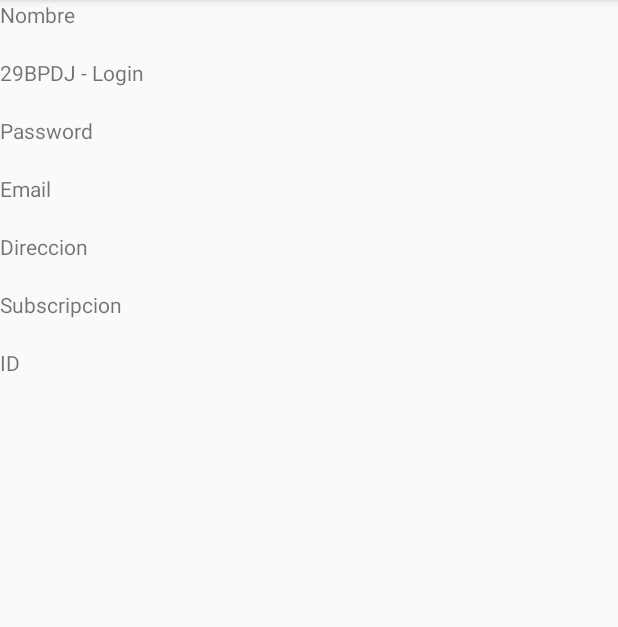
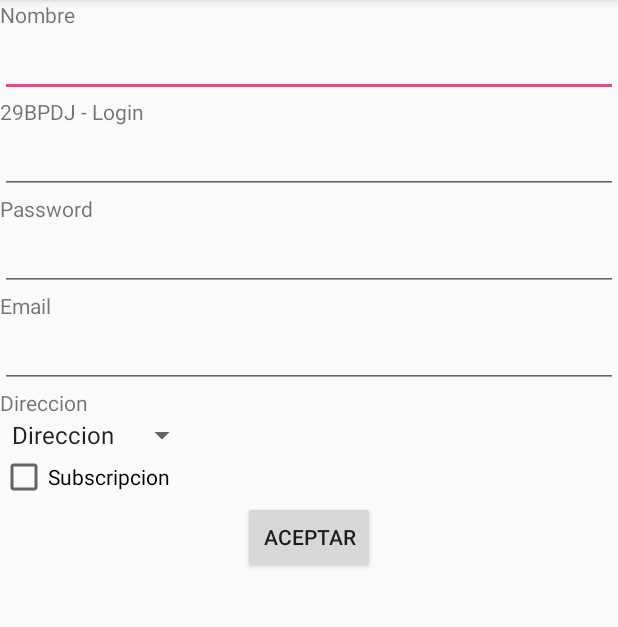
Before and after one commit to Daleier/Proyecto1EvaMobiles, an Android app: the EdicionPerfil screen opened directly, with no data from a screen before it, on a phone screen of 412 x 824 dp, the part 84-711 px from its top. Run offline under Robolectric (Android 15) with nearby library versions, the phone set to English and light mode, and no system bars; 7 statements that could not run were skipped.

Commit message:
Añadidos campos editar perfil

```diff
--- a/app/src/main/java/com/example/dam203/proyecto1eva/aplicacion/BusquedaComponentes.java
+++ b/app/src/main/java/com/example/dam203/proyecto1eva/aplicacion/BusquedaComponentes.java
@@ -38,7 +38,7 @@ public class BusquedaComponentes extends AppCompatActivity {
                 finish();
                 return true;
             case R.id.editar_perfil:
-                intent = new Intent(this, MainActivity.class);
+                intent = new Intent(this, EdicionPerfil.class);
                 intent.putExtra(MainActivity.KEY_USUARIO, usr);
                 startActivity(intent);
                 finish();
--- a/app/src/main/java/com/example/dam203/proyecto1eva/aplicacion/EdicionPerfil.java
+++ b/app/src/main/java/com/example/dam203/proyecto1eva/aplicacion/EdicionPerfil.java
@@ -2,6 +2,11 @@ package com.example.dam203.proyecto1eva.aplicacion;
 
 import android.os.Bundle;
 import android.support.v7.app.AppCompatActivity;
+import android.view.View;
+import android.widget.Button;
+import android.widget.CheckBox;
+import android.widget.EditText;
+import android.widget.Spinner;
 
 import com.example.dam203.proyecto1eva.R;
 
@@ -11,11 +16,55 @@ import com.example.dam203.proyecto1eva.R;
 
 public class EdicionPerfil extends AppCompatActivity {
     Usuario usr;
+    EditText nombre;
+    EditText login;
+    EditText password;
+    EditText email;
+    Spinner direccion;
+    CheckBox subscripcion;
 
     @Override
     protected void onCreate(Bundle savedInstanceState) {
         super.onCreate(savedInstanceState);
         setContentView(R.layout.edicion_perfil);
         usr = (Usuario) getIntent().getExtras().getSerializable(MainActivity.KEY_USUARIO);
+        inicializarVariables();
+        cambiarValores();
+        gestionEventos();
+    }
+
+    void gestionEventos() {
+        Button aceptar = findViewById(R.id.aceptar);
+        aceptar.setOnClickListener(new View.OnClickListener() {
+            @Override
+            public void onClick(View view) {
+                // TODO comprobar campos
+                // TODO ejecutar consulta
+            }
+        });
+    }
+
+    private void cambiarValores() {
+        nombre.setText(usr.getNombre());
+        login.setText(usr.getLogin());
+        password.setText(usr.getPassword());
+        email.setText(usr.getEmail());
+        for (int i = 0;i < direccion.getAdapter().getCount() ;i ++){ //itera en el numero de posiciones que tiene el spinner
+            if(usr.getDireccion().equals(direccion.getItemAtPosition(i).toString())){ //comprueba que el valor del usuario sea igual al del spinner en esa posicion
+                direccion.setSelection(i);
+                break;
+            }
+        }
+        subscripcion.setChecked(usr.getSubscripcion());
+    }
+
+
+    private void inicializarVariables() {
+        nombre = findViewById(R.id.nombre);
+        login = findViewById(R.id.login);
+        password = findViewById(R.id.password);
+        email = findViewById(R.id.email);
+        direccion = findViewById(R.id.direccion);
+        subscripcion = findViewById(R.id.subscripcion);
     }
 }
--- a/app/src/main/java/com/example/dam203/proyecto1eva/aplicacion/Usuario.java
+++ b/app/src/main/java/com/example/dam203/proyecto1eva/aplicacion/Usuario.java
@@ -7,8 +7,8 @@ import java.io.Serializable;
  */
 
 public class Usuario implements  Serializable {
-    String nombre, login, password, email, direccion;
-    boolean subscripcion;
+    private String nombre, login, password, email, direccion;
+    private boolean subscripcion;
     int id;
 
     public Usuario(String nombre, String login, String password, String email, String direccion, boolean subscripcion, int id) {
--- /dev/null
+++ b/app/src/main/java/com/example/dam203/proyecto1eva/aplicacion/Validacion.java
@@ -0,0 +1,9 @@
+package com.example.dam203.proyecto1eva.aplicacion;
+
+/**
+ * Created by dam203 on 17/11/2017.
+ */
+
+public class Validacion {
+    //TODO cambiar validacion usuario
+}
--- a/app/src/main/res/layout/edicion_perfil.xml
+++ b/app/src/main/res/layout/edicion_perfil.xml
@@ -7,13 +7,16 @@
         android:id="@+id/view_nombre"
         android:layout_width="wrap_content"
         android:layout_height="wrap_content"
-        android:text="@string/nombre" />
+        android:text="@string/nombre"
+        />
 
-    <TextView
+    <EditText
         android:id="@+id/nombre"
         android:layout_width="match_parent"
         android:layout_height="wrap_content"
-        android:layout_below="@id/view_nombre" />
+        android:layout_below="@id/view_nombre"
+        android:imeOptions="actionDone"
+        android:inputType="text"/>
 
     <TextView
         android:id="@+id/view_login"
@@ -22,11 +25,13 @@
         android:layout_below="@id/nombre"
         android:text="@string/login" />
 
-    <TextView
+    <EditText
         android:id="@+id/login"
         android:layout_width="match_parent"
         android:layout_height="wrap_content"
-        android:layout_below="@id/view_login" />
+        android:layout_below="@id/view_login"
+        android:imeOptions="actionDone"
+        android:inputType="text"/>
 
 
     <TextView
@@ -34,13 +39,16 @@
         android:layout_width="wrap_content"
         android:layout_height="wrap_content"
         android:layout_below="@id/login"
-        android:text="@string/password" />
+        android:text="@string/password"
+        />
 
-    <TextView
+    <EditText
         android:id="@+id/password"
         android:layout_width="match_parent"
         android:layout_height="wrap_content"
-        android:layout_below="@id/view_password" />
+        android:layout_below="@id/view_password"
+        android:imeOptions="actionDone"
+        android:inputType="textPassword"/>
 
     <TextView
         android:id="@+id/view_email"
@@ -49,11 +57,13 @@
         android:layout_below="@id/password"
         android:text="@string/email" />
 
-    <TextView
+    <EditText
         android:id="@+id/email"
         android:layout_width="match_parent"
         android:layout_height="wrap_content"
-        android:layout_below="@id/view_email" />
+        android:layout_below="@id/view_email"
+        android:imeOptions="actionDone"
+        android:inputType="textEmailAddress"/>
 
     <TextView
         android:id="@+id/view_direccion"
@@ -62,36 +72,27 @@
         android:layout_below="@id/email"
         android:text="@string/direccion" />
 
-    <TextView
+    <Spinner
         android:id="@+id/direccion"
-        android:layout_width="match_parent"
+        android:layout_width="wrap_content"
         android:layout_height="wrap_content"
-        android:layout_below="@id/view_direccion" />
+        android:layout_below="@id/view_direccion"
+        android:spinnerMode="dialog"
+        android:entries="@array/paises"
+        />
 
-    <TextView
-        android:id="@+id/view_subscripcion"
+    <CheckBox
+        android:id="@+id/subscripcion"
         android:layout_width="wrap_content"
         android:layout_height="wrap_content"
         android:layout_below="@id/direccion"
         android:text="@string/subscripcion" />
 
-    <TextView
-        android:id="@+id/subscripcion"
-        android:layout_width="match_parent"
-        android:layout_height="wrap_content"
-        android:layout_below="@id/view_subscripcion" />
-
-    <TextView
-        android:id="@+id/view_id"
+    <Button
         android:layout_width="wrap_content"
         android:layout_height="wrap_content"
-        android:layout_below="@id/subscripcion"
-        android:text="@string/id" />
-
-    <TextView
-        android:id="@+id/usr_id"
-        android:layout_width="match_parent"
-        android:layout_height="wrap_content"
-        android:layout_below="@id/view_id" />
-
+        android:id="@+id/aceptar"
+        android:text="@string/aceptar"
+        android:layout_centerHorizontal="true"
+        android:layout_below="@id/subscripcion"/>
 </RelativeLayout>
```
